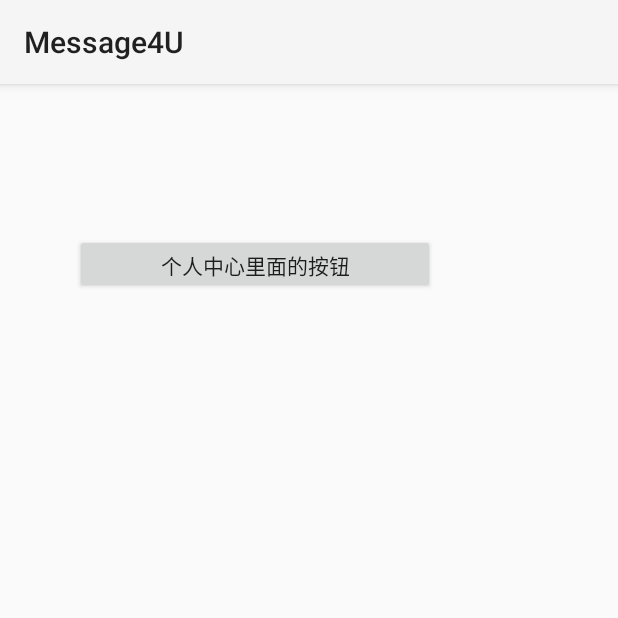
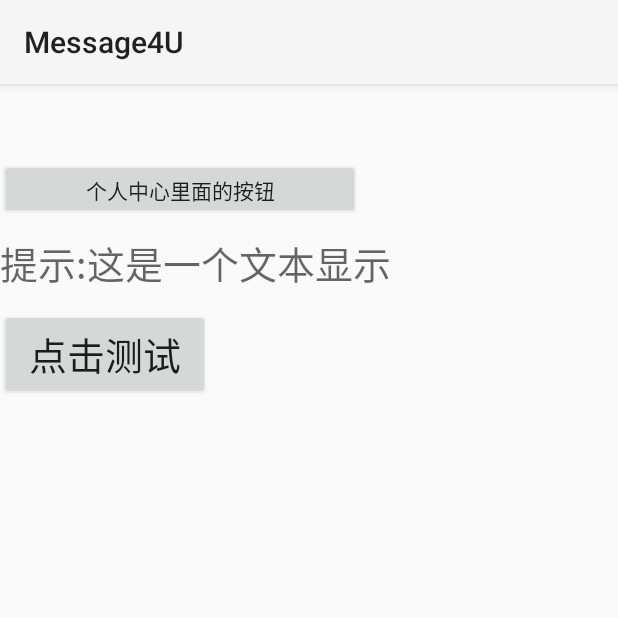
Before and after one commit to misnearzhang/imm_client_master, an Android app: the fragment UsercenterFragment shown on its own in the app's theme, on a phone screen of 412 x 824 dp, the top half of it. Run offline under Robolectric (Android 15) with nearby library versions, the phone set to English and light mode, and no system bars; 1 statement that could not run was skipped.

Commit message:
2015-5-3 first commit

```diff
--- a/app/src/main/java/com/syuct/zhanglong/message4u/UsercenterFragment.java
+++ b/app/src/main/java/com/syuct/zhanglong/message4u/UsercenterFragment.java
@@ -7,32 +7,52 @@ import android.view.LayoutInflater;
 import android.view.View;
 import android.view.ViewGroup;
 import android.widget.Button;
+import android.widget.EditText;
+import android.widget.LinearLayout;
+import android.widget.TextView;
 import android.widget.Toast;
+
+import org.w3c.dom.Text;
 
 public class UsercenterFragment extends Fragment {
 
+
+	private View view;
+	private TextView textView;
+	private Button button;
+	private EditText editText;
 	@Override
 	public void onCreate(Bundle savedInstanceState) {
+
 		super.onCreate(savedInstanceState);
+
+
 	}
 
 	@Override
 	public View onCreateView(LayoutInflater inflater, ViewGroup container,
 			Bundle savedInstanceState) {
-        View view=inflater.inflate(R.layout.usercenter_fragment,null);
-        Button button=(Button)view.findViewById(R.id.button4);
-        button.setOnClickListener(new View.OnClickListener() {
-            @Override
-            public void onClick(View v) {
-                Toast t = Toast.makeText(getActivity().getApplicationContext(), "点击信息列表的按钮", Toast.LENGTH_SHORT);
-                t.show();
-            }
-        });
+		view = inflater.inflate(R.layout.usercenter_fragment, null);
 		return view;
 	}
 	@Override
 	public void onActivityCreated(Bundle savedInstanceState) {
 		super.onActivityCreated(savedInstanceState);
+		textView = (TextView) view.findViewById(R.id.textv);
+		button = (Button) view.findViewById(R.id.test);
+
+		editText = new EditText(getActivity().getApplicationContext());
+
+		button.setOnClickListener(new View.OnClickListener() {
+			@Override
+			public void onClick(View v) {
+				LinearLayout edtor = (LinearLayout) view.findViewById(R.id.edtor);
+				LinearLayout view1 = (LinearLayout) view.findViewById(R.id.view1);
+				view1.setVisibility(View.GONE);
+				edtor.setVisibility(View.VISIBLE);
+			}
+		});
+
 	}
 
 }
--- /dev/null
+++ b/app/src/main/res/layout/editor_item.xml
@@ -0,0 +1,14 @@
+<?xml version="1.0" encoding="utf-8"?>
+<LinearLayout xmlns:android="http://schemas.android.com/apk/res/android"
+              android:layout_width="fill_parent"
+              android:layout_height="60dp">
+
+
+    <EditText
+        android:id="@+id/texted"
+        android:layout_width="fill_parent"
+        android:layout_height="fill_parent"
+        android:hint="提示:这是一个文本可编辑"
+        android:paddingTop="10dp"
+        />
+</LinearLayout>
--- /dev/null
+++ b/app/src/main/res/layout/textviewer_item.xml
@@ -0,0 +1,15 @@
+<?xml version="1.0" encoding="utf-8"?>
+<LinearLayout xmlns:android="http://schemas.android.com/apk/res/android"
+              android:layout_width="fill_parent"
+              android:layout_height="60dp">
+
+
+    <TextView
+        android:id="@+id/textv"
+        android:layout_width="fill_parent"
+        android:layout_height="fill_parent"
+        android:hint="提示:这是一个文本显示"
+        android:textSize="25sp"
+        android:paddingTop="10dp"
+        />
+</LinearLayout>
--- a/app/src/main/res/layout/usercenter_fragment.xml
+++ b/app/src/main/res/layout/usercenter_fragment.xml
@@ -13,9 +13,30 @@
     <Button
         android:layout_width="240dp"
         android:layout_height="40dp"
-        android:layout_marginTop="200dp"
-        android:layout_margin="50dp"
         android:id="@+id/button4"
         android:text="个人中心里面的按钮"
         />
+
+    <include
+        android:id="@+id/edtor"
+        android:layout_width="match_parent"
+        android:layout_height="60dp"
+        android:visibility="gone"
+        layout="@layout/editor_item"/>
+
+    <include
+        android:id="@+id/view1"
+        android:layout_width="match_parent"
+        android:layout_height="60dp"
+        layout="@layout/textviewer_item"/>
+
+    <Button
+        android:id="@+id/test"
+        android:layout_width="140dp"
+        android:layout_height="60dp"
+        android:text="点击测试"
+        android:textSize="25sp"
+        />
+
+
 </LinearLayout>
```
